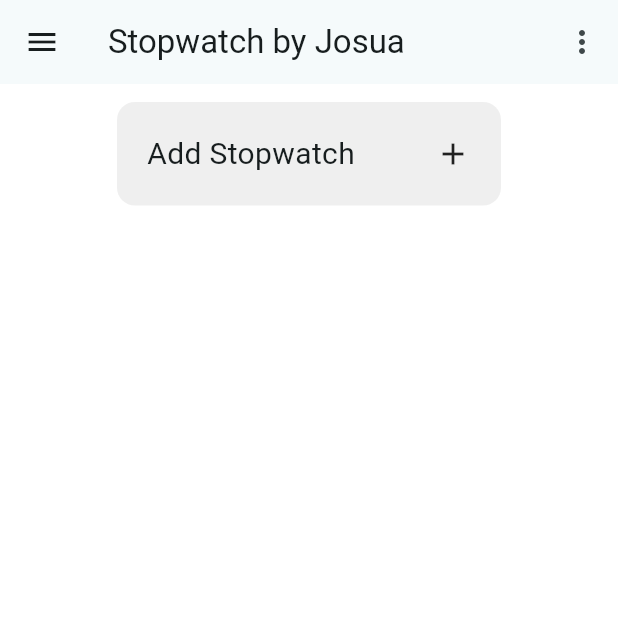
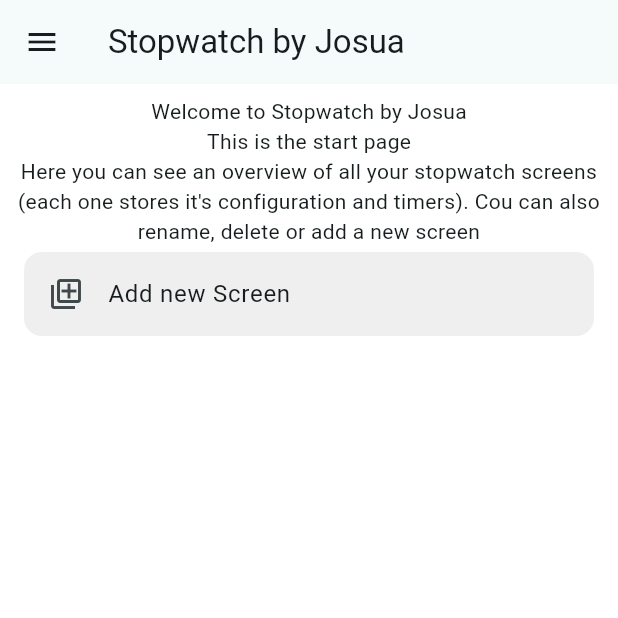
Before and after one commit to b-ausoj/flutter_stopwatch_app_v1, a Flutter app: the screen it shows after launch, on a phone screen of 412 x 824 dp, the top half of it. Run offline on Flutter 3.47's test engine with Material 3 defaults, Android fonts, the light colour scheme and no system bars; our stand-ins replace shared_preferences.

Commit message:
- added a start screen where you can select and add new screens (konfigurations) each has its own stopwatches - added a badge so you can see if there are running stopwatches at some other screen and how many unread saved stopwatches there are - changed the shared preferences, so have to delete app memory and reinstall completly

```diff
--- /dev/null
+++ b/lib/enums/start_card_menu_item.dart
@@ -0,0 +1 @@
+enum StartCardMenuItem { rename, delete }
--- a/lib/main.dart
+++ b/lib/main.dart
@@ -1,17 +1,32 @@
 import 'package:flutter/material.dart';
-import 'package:flutter_stopwatch_app_v1/pages/home.dart';
+import 'package:flutter_stopwatch_app_v1/pages/start.dart';
+import 'package:flutter_stopwatch_app_v1/services/shared_preferences_service.dart';
 
 void main() {
   runApp(const MyApp());
 }
 
+// TODO: at renaming stopwatches / saved stopwatches / screens, ensure that there is at least one character
 // TODO: undo in history page
+// TODO: reorganize history page
 // TODO: settings page where user can set default order and orientation
+// TODO: decide on a default order and orientation
+// TODO: decide on order or sorting as a text
+// TODO: write about page mit feedback, contact, rate us page
+// TODO: write privacy policy
+// TODO: write terms of service
+// TODO: write help page
+// TODO: write tutorial page
+// TODO: records instead of history
+// TODO: add introduction screen
+// TODO: add an configuration screen where I can save all the stopwatches (with name and order) and load some others
 
 class MyApp extends StatelessWidget {
   const MyApp({super.key});
   @override
   Widget build(BuildContext context) {
+    //resetSharedPreferences();
+    logAllSharedPreferences();
     return MaterialApp(
       title: "Stopwatch by Josua",
       theme: ThemeData(
@@ -29,7 +44,7 @@ class MyApp extends StatelessWidget {
           surfaceTintColor: Color.fromARGB(255, 255, 255, 255),
         ),
       ),
-      home: const Home(),
+      home: const Start(),
     );
   }
 }
--- a/lib/managers/home_manager.dart
+++ b/lib/managers/home_manager.dart
@@ -1,37 +1,52 @@
 import 'dart:convert';
+import 'dart:developer';
 
 import 'package:flutter/material.dart';
 import 'package:flutter_stopwatch_app_v1/enums/sort_criterion.dart';
 import 'package:flutter_stopwatch_app_v1/enums/sort_direction.dart';
+import 'package:flutter_stopwatch_app_v1/managers/manager.dart';
 import 'package:flutter_stopwatch_app_v1/models/stopwatch_model.dart';
 import 'package:flutter_stopwatch_app_v1/services/shared_preferences_service.dart';
+import 'package:flutter_stopwatch_app_v1/utils/badge_checking.dart';
 import 'package:flutter_stopwatch_app_v1/utils/snackbar_utils.dart';
 import 'package:flutter_stopwatch_app_v1/utils/sorting.dart';
 import 'package:flutter_stopwatch_app_v1/widgets/stopwatch_card.dart';
 
-class HomeManager {
+class HomeManager extends Manager{
   // TODO: auf github schauen wo überall die cardsCount aktualisiert wird
 
   BuildContext context;
 
   final List<StopwatchCard> _stopwatchCards = [];
   final List<String> _oldHome = [];
+  @override
+  String name;
+
   int _cardsCount = 0;
   SortCriterion _order = SortCriterion.creationDate;
   SortDirection _direction = SortDirection.ascending;
 
-  HomeManager(this.context);
+  int badgeLabel = 0;
+  bool badgeVisible = false;
+
+  HomeManager(this.context, this.name);
 
   get order => _order;
   get orientation => _direction;
   get stopwatchCards => _stopwatchCards;
+
+  @override
+  void updateBadge() {
+    isMenuBadgeRequired(name).then((value) => badgeVisible = value);
+    getUnseenRecordsCount().then((value) => badgeLabel = value);
+  }
 
   Future<void> addStopwatch() async {
     int id = StopwatchModel.nextId++;
     // TODO: not taking the card count but the highest number a stopwatch has in "Athlete X" or cardsCount (whatever is bigger)
     _stopwatchCards.add(StopwatchCard("Athlete ${++_cardsCount}",
         (int id, String name) => deleteStopwatch(id, name), changedState, id,
-        key: Key("$id")));
+        key: Key("$id"), homeManager: this));
     _cardsCount = _stopwatchCards.length;
     storeHomeState(this);
     changedState();
@@ -118,6 +133,7 @@ class HomeManager {
         json["id"],
         key: Key("${json["id"]}"),
         json: json,
+        homeManager: this,
       ));
     }
     _cardsCount = _stopwatchCards.length;
--- /dev/null
+++ b/lib/managers/manager.dart
@@ -0,0 +1,5 @@
+abstract class Manager {
+  String get name;
+  set name(String value);
+  void updateBadge();
+}
--- /dev/null
+++ b/lib/managers/start_manager.dart
@@ -0,0 +1,21 @@
+import 'package:flutter_stopwatch_app_v1/managers/manager.dart';
+import 'package:flutter_stopwatch_app_v1/utils/badge_checking.dart';
+
+class StartManager extends Manager {
+  @override
+  String name;
+
+  int badgeLabel = 0;
+  bool badgeVisible = false;
+
+  StartManager(this.name);
+
+  @override
+  void updateBadge() {
+    isTextBadgeRequired(name).then((value) => badgeVisible = value);
+    getUnseenRecordsCount().then((value) => badgeLabel = value);
+  }
+
+
+
+}
--- a/lib/models/saved_stopwatch_model.dart
+++ b/lib/models/saved_stopwatch_model.dart
@@ -9,19 +9,21 @@ class SavedStopwatchModel {
 
   String name;
   DateTime startingTime;
+  bool viewed;
 
   Duration totalTime;
   List<LapModel> lapTimes = [];
   List<LapModel> splitTimes = [];
 
   // constructor
-  SavedStopwatchModel(this.id, this.name, this.startingTime, this.totalTime);
+  SavedStopwatchModel(this.id, this.name, this.startingTime, this.viewed, this.totalTime);
 
   factory SavedStopwatchModel.fromJson(Map<String, dynamic> json) {
     SavedStopwatchModel model = SavedStopwatchModel(
         json["id"],
         json["name"],
         DateTime.fromMillisecondsSinceEpoch(json["startingTime"]),
+        json["viewed"],
         Duration(milliseconds: json["totalTime"]));
     Map<String, dynamic> lapTimes = jsonDecode(json["lapTimes"]);
     lapTimes.forEach((key, value) {
@@ -40,6 +42,7 @@ class SavedStopwatchModel {
         "id": id,
         "name": name,
         "startingTime": startingTime.millisecondsSinceEpoch,
+        "viewed": viewed,
         "totalTime": totalTime.inMilliseconds,
         "lapTimes": jsonEncode(getListJson(lapTimes)),
         "splitTimes": jsonEncode(getListJson(splitTimes))
--- a/lib/pages/about.dart
+++ b/lib/pages/about.dart
@@ -2,7 +2,6 @@ import 'package:flutter/material.dart';
 import 'package:flutter_stopwatch_app_v1/pages/agb.dart';
 import 'package:flutter_stopwatch_app_v1/services/launch_url_service.dart';
 import 'package:flutter_stopwatch_app_v1/utils/snackbar_utils.dart';
-import 'package:url_launcher/url_launcher.dart';
 
 class About extends StatelessWidget {
   const About({super.key});
--- a/lib/pages/home.dart
+++ b/lib/pages/home.dart
@@ -1,3 +1,5 @@
+import 'dart:developer';
+
 import 'package:flutter/material.dart';
 import 'package:flutter/scheduler.dart';
 import 'package:flutter/services.dart';
@@ -5,15 +7,18 @@ import 'package:flutter_stopwatch_app_v1/enums/home_menu_item.dart';
 import 'package:flutter_stopwatch_app_v1/enums/sort_criterion.dart';
 import 'package:flutter_stopwatch_app_v1/enums/sort_direction.dart';
 import 'package:flutter_stopwatch_app_v1/managers/home_manager.dart';
+import 'package:flutter_stopwatch_app_v1/managers/start_manager.dart';
 import 'package:flutter_stopwatch_app_v1/models/stopwatch_model.dart';
 import 'package:flutter_stopwatch_app_v1/services/shared_preferences_service.dart';
 import 'package:flutter_stopwatch_app_v1/widgets/add_stopwatch_card.dart';
 import 'package:flutter_stopwatch_app_v1/widgets/navigation_drawer.dart';
+import 'package:flutter_stopwatch_app_v1/widgets/navigation_icon.dart';
 import 'package:flutter_stopwatch_app_v1/widgets/popup_menu_buttons/home_popup_menu_button.dart';
 import 'package:flutter_stopwatch_app_v1/widgets/sort_dialog.dart';
 
 class Home extends StatefulWidget {
-  const Home({super.key});
+  final String name;
+  const Home(this.name, {super.key});
 
   @override
   State<Home> createState() => _HomeState();
@@ -22,13 +27,16 @@ class Home extends StatefulWidget {
 class _HomeState extends State<Home> with SingleTickerProviderStateMixin {
   late final Ticker _ticker;
   late final HomeManager _homeManager;
+  late final List<String> screens;
+  late final List<StartManager> startManagers;
 
   @override
   Widget build(BuildContext context) {
     return Scaffold(
       backgroundColor: Colors.white,
       appBar: AppBar(
-        title: const Text("Stopwatch by Josua"),
+        title: Text(widget.name),
+        leading: NavIcon(_homeManager),
         actions: [
           HomePopupMenuButton(
             onSelected: (HomeMenuItem item) {
@@ -39,7 +47,7 @@ class _HomeState extends State<Home> with SingleTickerProviderStateMixin {
                 case HomeMenuItem.saveAll:
                   for (var element in _homeManager.stopwatchCards) {
                     saveStopwatch(element.stopwatchModel);
-                    storeStopwatchState(element.stopwatchModel);
+                    storeStopwatchState(element.stopwatchModel, _homeManager);
                   }
                   _homeManager.changedState();
                   break;
@@ -62,7 +70,7 @@ class _HomeState extends State<Home> with SingleTickerProviderStateMixin {
           )
         ],
       ),
-      drawer: const NavDrawer(),
+      drawer: NavDrawer(screens, _homeManager, widget.name),
       floatingActionButton: isFabActive()
           ? FloatingActionButton.extended(
               foregroundColor: Colors.white,
@@ -104,7 +112,9 @@ class _HomeState extends State<Home> with SingleTickerProviderStateMixin {
   @override
   void initState() {
     super.initState();
-    loadHomeState(_homeManager = HomeManager(context));
+    log("init in home");
+    loadHomeState(_homeManager = HomeManager(context, widget.name));
+    loadScreens(screens = [], startManagers = [], () => setState(() {}));
     _ticker = createTicker((elapsed) {
       setState(() {});
     });
--- /dev/null
+++ b/lib/pages/start.dart
@@ -0,0 +1,119 @@
+import 'dart:developer';
+
+import 'package:flutter/material.dart';
+import 'package:flutter_stopwatch_app_v1/enums/start_card_menu_item.dart';
+import 'package:flutter_stopwatch_app_v1/managers/home_manager.dart';
+import 'package:flutter_stopwatch_app_v1/managers/start_manager.dart';
+import 'package:flutter_stopwatch_app_v1/pages/home.dart';
+import 'package:flutter_stopwatch_app_v1/services/shared_preferences_service.dart';
+import 'package:flutter_stopwatch_app_v1/utils/badge_checking.dart';
+import 'package:flutter_stopwatch_app_v1/widgets/navigation_drawer.dart';
+import 'package:flutter_stopwatch_app_v1/widgets/navigation_icon.dart';
+import 'package:flutter_stopwatch_app_v1/widgets/popup_menu_buttons/start_popup_menu_button.dart';
+import 'package:flutter_stopwatch_app_v1/widgets/start_text_with_badge.dart';
+import 'package:flutter_stopwatch_app_v1/widgets/stopwatch_icon.dart';
+import 'package:flutter_stopwatch_app_v1/widgets/nav_text_with_badge.dart';
+
+class Start extends StatefulWidget {
+  const Start({super.key});
+
+  @override
+  State<Start> createState() => _StartState();
+}
+
+class _StartState extends State<Start> {
+  final List<String> screens = [];
+  final List<StartManager> startManagers =
+      []; // could combine / include screens
+  var scaffoldKey = GlobalKey<ScaffoldState>();
+
+  @override
+  void initState() {
+    super.initState();
+    loadScreens(screens, startManagers, () => setState(() {}));
+  }
+
+  @override
+  Widget build(BuildContext context) {
+    log("build Start");
+    return Scaffold(
+      backgroundColor: Colors.white,
+      appBar: AppBar(
+        title: const Text("Stopwatch by Josua"),
+        leading: NavIcon(HomeManager(context, "")),
+      ),
+      drawer: NavDrawer(screens, StartManager(""), "Start"),
+      body: Padding(
+        padding: const EdgeInsets.all(8.0),
+        child: Column(
+          children: [
+            const Text("Welcome to Stopwatch by Josua"),
+            const Text("This is the start page"),
+            const Text(
+              "Here you can see an overview of all your stopwatch screens (each one stores it's configuration and timers). Cou can also rename, delete or add a new screen",
+              textAlign: TextAlign.center,
+            ),
+            Expanded(
+              child: ListView(
+                shrinkWrap: true,
+                children: [
+                  ...screens.map((String screen) => Card(
+                        color: const Color(0xFFEFEFEF),
+                        elevation: 0,
+                        child: ListTile(
+                          contentPadding:
+                              const EdgeInsets.only(left: 16.0, right: 8.0),
+                          leading: StopwatchIcon(screen),
+                          title: Center(
+                              child: StartTextWithBadge(
+                                  startManagers[screens.indexOf(screen)])),
+                          trailing: StartPopupMenuButton(
+                              onSelected: (StartCardMenuItem item) {
+                            switch (item) {
+                              case StartCardMenuItem.rename:
+                                break;
+                              case StartCardMenuItem.delete:
+                                break;
+                            }
+                          }),
+                          onTap: () {
+                            Navigator.of(context)
+                                .push(MaterialPageRoute(
+                                    builder: (context) => Home(screen)))
+                                .then((value) {
+                                    startManagers[screens.indexOf(screen)]
+                                        .updateBadge(); setState(() {
+
+                                        });});
+                          },
+                        ),
+                      )),
+                  Card(
+                    margin: const EdgeInsets.symmetric(
+                        horizontal: 8.0, vertical: 4.0),
+                    color: const Color(0xFFEFEFEF),
+                    elevation: 0,
+                    child: ListTile(
+                      leading: const Icon(Icons.add_to_photos_outlined),
+                      title: const Text("Add new Screen"),
+                      onTap: () {
+                        screens.add("Screen ${screens.length + 1}");
+                        startManagers
+                            .add(StartManager("Screen ${screens.length}"));
+                        storeScreens(screens);
+                        setState(() {});
+                        Navigator.of(context).push(MaterialPageRoute(
+                            builder: (context) =>
+                                Home("Screen ${screens.length}")));
+                      },
+                    ),
+                  ),
+                ],
+              ),
+            ),
+          ],
+        ),
+      ),
+    );
+  }
+}
--- a/lib/services/shared_preferences_service.dart
+++ b/lib/services/shared_preferences_service.dart
@@ -1,20 +1,52 @@
+import 'dart:async';
 import 'dart:convert';
+import 'dart:developer';
 
 import 'package:flutter/material.dart';
 import 'package:flutter_stopwatch_app_v1/enums/sort_criterion.dart';
 import 'package:flutter_stopwatch_app_v1/enums/sort_direction.dart';
 import 'package:flutter_stopwatch_app_v1/managers/home_manager.dart';
+import 'package:flutter_stopwatch_app_v1/managers/start_manager.dart';
 import 'package:flutter_stopwatch_app_v1/models/lap_model.dart';
 import 'package:flutter_stopwatch_app_v1/models/saved_stopwatch_model.dart';
 import 'package:flutter_stopwatch_app_v1/models/stopwatch_model.dart';
 import 'package:flutter_stopwatch_app_v1/widgets/stopwatch_card.dart';
 import 'package:shared_preferences/shared_preferences.dart';
 
+Future<void> logAllSharedPreferences() async {
+  final prefs = await SharedPreferences.getInstance();
+  log("logAllSharedPreferences");
+  var keys = prefs.getKeys();
+  for (var key in keys) {
+    log("$key: ${prefs.get(key)}");
+  }
+  log("logAllSharedPreferences end");
+}
+
+Future<void> loadScreens(List<String> screens, List<StartManager> startManagers, var update) async {
+  screens.clear();
+  final prefs = await SharedPreferences.getInstance();
+  log("loadScreens${prefs.getStringList("screens")}");
+  screens.addAll(prefs.getStringList("screens") ?? []);
+  for (String screen in screens) {
+    StartManager manager = StartManager(screen);
+    startManagers.add(manager);
+    manager.updateBadge();
+  }
+  update();
+}
+
+Future<void> storeScreens(List<String> screens) async {
+  final prefs = await SharedPreferences.getInstance();
+  prefs.setStringList("screens", screens);
+}
+
 Future<void> loadHomeState(HomeManager homeManager) async {
   final prefs = await SharedPreferences.getInstance();
-  List<String> home = prefs.getStringList("home") ?? [];
+  List<String> home = prefs.getStringList(homeManager.name) ?? [];
   for (String entry in home) {
     dynamic json = jsonDecode(entry);
+    log(json["name"]);
     homeManager.stopwatchCards.add(StopwatchCard(
       json["name"],
       homeManager.deleteStopwatch,
@@ -22,10 +54,13 @@ Future<void> loadHomeState(HomeManager homeManager) async {
       json["id"],
       key: Key("${json["id"]}"),
       json: json,
+      homeManager: homeManager,
     ));
   }
   StopwatchModel.nextId = prefs.getInt("nextStopwatchId") ?? 1;
   homeManager.setSorting(SortCriterion.values[prefs.getInt("order") ?? 0], SortDirection.values[prefs.getInt("direction") ?? 0]);
+  homeManager.updateBadge();
+  Timer(const Duration(milliseconds: 100), () => log("after update badge${homeManager.badgeLabel}"));
 }
 
 Future<void> resetSharedPreferences() async {
@@ -41,6 +76,7 @@ Future<void> saveStopwatch(StopwatchModel stopwatchModel) async {
       SavedStopwatchModel.nextId++,
       stopwatchModel.name,
       stopwatchModel.startTimestamp,
+      false,
       stopwatchModel.elapsedTime);
   model.lapTimes = stopwatchModel.lapList;
   model.lapTimes.add(
@@ -61,8 +97,9 @@ Future<void> storeHomeState(HomeManager homeManager) async {
   List<String> home = [];
   for (StopwatchCard card in homeManager.stopwatchCards) {
     home.add(jsonEncode(card.stopwatchModel));
+    log(jsonEncode(card.stopwatchModel));
   }
-  prefs.setStringList("home", home);
+  prefs.setStringList(homeManager.name, home);
   prefs.setInt("nextStopwatchId", StopwatchModel.nextId);
   prefs.setInt("order", SortCriterion.values.indexOf(homeManager.order));
   prefs.setInt("direction", SortDirection.values.indexOf(homeManager.orientation));
@@ -78,12 +115,12 @@ Future<void> storeSavedStopwatchState(SavedStopwatchModel model) async {
   prefs.setStringList("history", history);
 }
 
-Future<void> storeStopwatchState(StopwatchModel model) async {
+Future<void> storeStopwatchState(StopwatchModel model, HomeManager homeManager) async {
   final prefs = await SharedPreferences.getInstance();
-  List<String> home = prefs.getStringList("home") ?? [];
+  List<String> home = prefs.getStringList(homeManager.name) ?? [];
   home.removeWhere(
     (element) => jsonDecode(element)["id"] == model.id,
   );
   home.add(jsonEncode(model));
-  prefs.setStringList("home", home);
+  prefs.setStringList(homeManager.name, home);
 }
--- /dev/null
+++ b/lib/utils/badge_checking.dart
@@ -0,0 +1,64 @@
+// get all screens and for every screen get all stopwatches
+// check for every stopwatch if it is running
+// if one is running and its not the current screen, show a badge at the menu burger
+// if the navdrawer is open, show a badge at the corresponding screen where the stopwatch is running
+
+import 'dart:convert';
+import 'dart:developer';
+
+import 'package:flutter_stopwatch_app_v1/models/stopwatch_model.dart';
+import 'package:shared_preferences/shared_preferences.dart';
+
+Future<List<String>> getAllRunningScreens() async {
+  List<String> runningScreens = [];
+
+  final prefs = await SharedPreferences.getInstance();
+  List<String> allScreens = prefs.getStringList("screens") ?? [];
+
+  for (String screen in allScreens) {
+    List<String> allStopwatches = prefs.getStringList(screen) ?? [];
+    for (String stopwatch in allStopwatches) {
+      dynamic json = jsonDecode(stopwatch);
+      if (json["state"] == "${StopwatchState.running}") {
+        runningScreens.add(screen);
+        break;
+      }
+    }
+  }
+
+  return runningScreens;
+}
+
+// menu badge only if there are any running stopwatches or new records entries
+Future<bool> isMenuBadgeRequired(String screen) async {
+  // check if there are any running stopwatches
+  List<String> runningScreens = await getAllRunningScreens();
+  runningScreens.remove(screen);
+  if (runningScreens.isNotEmpty) {
+    return true;
+  }
+  // check if there are any unseen records entries
+  int unseenRecordsCount = await getUnseenRecordsCount();
+  return unseenRecordsCount > 0;
+}
+
+Future<bool> isTextBadgeRequired(String screen) async {
+  // check if there are any running stopwatches
+  List<String> runningScreens = await getAllRunningScreens();
+  return runningScreens.contains(screen);
+}
+
+Future<int> getUnseenRecordsCount() async {
+  int count = 0;
+
+  final prefs = await SharedPreferences.getInstance();
+  List<String> history = prefs.getStringList("history") ?? [];
+
+  for (String entry in history) {
+    dynamic json = jsonDecode(entry);
+    if (!json["viewed"]) {
+      count++;
+    }
+  }
+  return count;
+}
--- /dev/null
+++ b/lib/widgets/navigation_icon.dart
@@ -0,0 +1,31 @@
+import 'dart:developer';
+
+import 'package:flutter/material.dart';
+import 'package:flutter_stopwatch_app_v1/managers/home_manager.dart';
+
+class NavIcon extends StatefulWidget {
+  final HomeManager homeManager;
+
+  const NavIcon(this.homeManager, {super.key});
+
+  @override
+  State<NavIcon> createState() => _NavIconState();
+}
+
+class _NavIconState extends State<NavIcon> with SingleTickerProviderStateMixin {
+
+  @override
+  Widget build(BuildContext context) {
+    return IconButton(
+      icon: Badge(
+        isLabelVisible: widget.homeManager.badgeVisible,
+        label: widget.homeManager.badgeLabel > 0 ? Text("${widget.homeManager.badgeLabel}") : null,
+        smallSize: 8.0,
+        child: const Icon(Icons.menu),
+      ),
+      onPressed: () {
+        Scaffold.of(context).openDrawer();
+      },
+    );
+  }
+}
--- a/lib/widgets/saved_stopwatch_card.dart
+++ b/lib/widgets/saved_stopwatch_card.dart
@@ -10,7 +10,7 @@ class SavedStopwatchCard extends StatefulWidget {
   final Map<String, dynamic> json;
   final void Function(int id, String name) deleteSavedStopwatch;
   late final SavedStopwatchModel savedStopwatchModel = (json.isEmpty)
-      ? SavedStopwatchModel(0, "bla", DateTime.now(),
+      ? SavedStopwatchModel(0, "bla", DateTime.now(), false,
           Duration.zero) // TODO: schöner/korrekt machen
       : SavedStopwatchModel.fromJson(json);
   SavedStopwatchCard(this.deleteSavedStopwatch,
```
Also changed, not shown: lib/pages/history.dart (+15 -0 lines), lib/widgets/nav_text_with_badge.dart (added, +43 -0 lines), lib/widgets/navigation_drawer.dart (+15 -7 lines), lib/widgets/popup_menu_buttons/start_popup_menu_button.dart (added, +42 -0 lines), lib/widgets/start_text_with_badge.dart (added, +30 -0 lines), lib/widgets/stopwatch_card.dart (+12 -10 lines), lib/widgets/stopwatch_icon.dart (added, +32 -0 lines).
